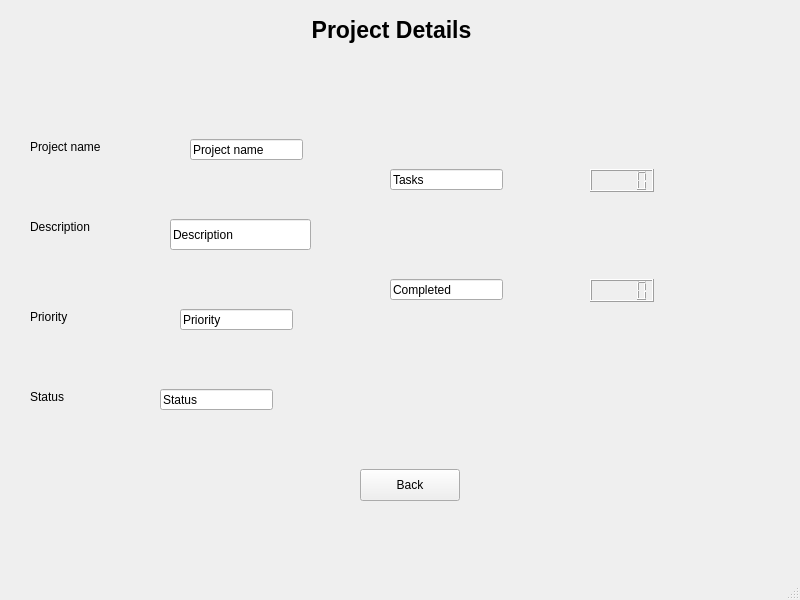
First picture: the form in Qt_projects/project_manager/mainwindow.ui, repository av7267/Cpp-and-Qt-learning, before the edit.
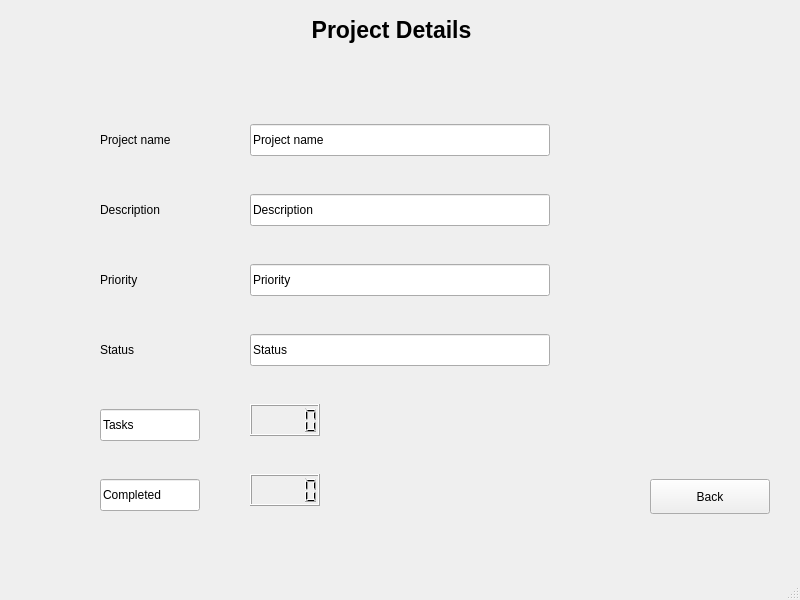
Second picture: the form after the edit. The open tabs and pages were chosen to show the change. Icons and pictures are not drawn.

What changed in the file:
```diff
--- a/Qt_projects/project_manager/mainwindow.ui
+++ b/Qt_projects/project_manager/mainwindow.ui
@@ -338,10 +338,10 @@
      <widget class="QLabel" name="Status">
       <property name="geometry">
        <rect>
-        <x>30</x>
-        <y>390</y>
-        <width>58</width>
-        <height>16</height>
+        <x>100</x>
+        <y>340</y>
+        <width>120</width>
+        <height>21</height>
        </rect>
       </property>
       <property name="text">
@@ -351,10 +351,10 @@
      <widget class="QLabel" name="Priority">
       <property name="geometry">
        <rect>
-        <x>30</x>
-        <y>310</y>
-        <width>58</width>
-        <height>16</height>
+        <x>100</x>
+        <y>270</y>
+        <width>120</width>
+        <height>21</height>
        </rect>
       </property>
       <property name="text">
@@ -364,10 +364,10 @@
      <widget class="QLabel" name="Name">
       <property name="geometry">
        <rect>
-        <x>30</x>
-        <y>140</y>
-        <width>101</width>
-        <height>16</height>
+        <x>100</x>
+        <y>130</y>
+        <width>120</width>
+        <height>21</height>
        </rect>
       </property>
       <property name="text">
@@ -377,10 +377,10 @@
      <widget class="QLabel" name="Description">
       <property name="geometry">
        <rect>
-        <x>30</x>
-        <y>220</y>
-        <width>101</width>
-        <height>16</height>
+        <x>100</x>
+        <y>200</y>
+        <width>120</width>
+        <height>21</height>
        </rect>
       </property>
       <property name="text">
@@ -390,10 +390,10 @@
      <widget class="QPushButton" name="backbtn">
       <property name="geometry">
        <rect>
-        <x>360</x>
-        <y>470</y>
-        <width>100</width>
-        <height>32</height>
+        <x>650</x>
+        <y>480</y>
+        <width>120</width>
+        <height>35</height>
        </rect>
       </property>
       <property name="text">
@@ -403,10 +403,10 @@
      <widget class="QLineEdit" name="project_priority">
       <property name="geometry">
        <rect>
-        <x>180</x>
-        <y>310</y>
-        <width>113</width>
-        <height>21</height>
+        <x>250</x>
+        <y>265</y>
+        <width>300</width>
+        <height>32</height>
        </rect>
       </property>
       <property name="text">
@@ -416,10 +416,10 @@
      <widget class="QLineEdit" name="projectname">
       <property name="geometry">
        <rect>
-        <x>190</x>
-        <y>140</y>
-        <width>113</width>
-        <height>21</height>
+        <x>250</x>
+        <y>125</y>
+        <width>300</width>
+        <height>32</height>
        </rect>
       </property>
       <property name="text">
@@ -429,10 +429,10 @@
      <widget class="QLineEdit" name="project_status">
       <property name="geometry">
        <rect>
-        <x>160</x>
-        <y>390</y>
-        <width>113</width>
-        <height>21</height>
+        <x>250</x>
+        <y>335</y>
+        <width>300</width>
+        <height>32</height>
        </rect>
       </property>
       <property name="text">
@@ -442,10 +442,10 @@
      <widget class="QLineEdit" name="project_description">
       <property name="geometry">
        <rect>
-        <x>170</x>
-        <y>220</y>
-        <width>141</width>
-        <height>31</height>
+        <x>250</x>
+        <y>195</y>
+        <width>300</width>
+        <height>32</height>
        </rect>
       </property>
       <property name="text">
@@ -455,10 +455,10 @@
      <widget class="QLineEdit" name="project_tasks">
       <property name="geometry">
        <rect>
-        <x>390</x>
-        <y>170</y>
-        <width>113</width>
-        <height>21</height>
+        <x>100</x>
+        <y>410</y>
+        <width>100</width>
+        <height>32</height>
        </rect>
       </property>
       <property name="text">
@@ -468,10 +468,10 @@
      <widget class="QLineEdit" name="proj_completed">
       <property name="geometry">
        <rect>
-        <x>390</x>
-        <y>280</y>
-        <width>113</width>
-        <height>21</height>
+        <x>100</x>
+        <y>480</y>
+        <width>100</width>
+        <height>32</height>
        </rect>
       </property>
       <property name="text">
@@ -481,20 +481,20 @@
      <widget class="QLCDNumber" name="Tasks_number">
       <property name="geometry">
        <rect>
-        <x>590</x>
-        <y>170</y>
-        <width>64</width>
-        <height>23</height>
+        <x>250</x>
+        <y>405</y>
+        <width>70</width>
+        <height>32</height>
        </rect>
       </property>
      </widget>
      <widget class="QLCDNumber" name="completed_number">
       <property name="geometry">
        <rect>
-        <x>590</x>
-        <y>280</y>
-        <width>64</width>
-        <height>23</height>
+        <x>250</x>
+        <y>475</y>
+        <width>70</width>
+        <height>32</height>
        </rect>
       </property>
      </widget>
```
Left out of the diff: 58 changed lines with no effect on the pictures.
